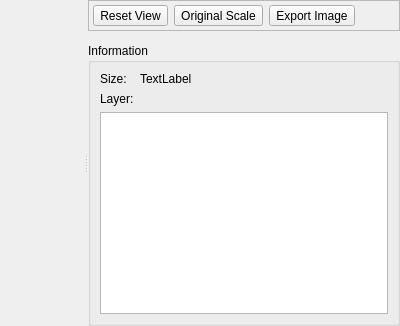
Above: src/tools/diagnostic/ui/EXRWindow.ui from PearCoding/PearRay before the change. Below: the same form after it.
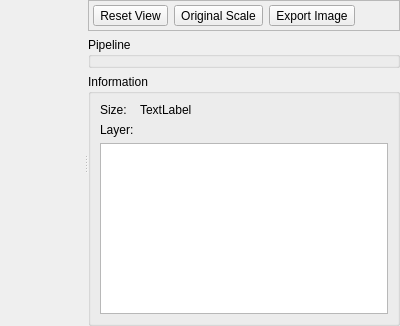
That is the form after the change. Icons and pictures are not drawn. Custom widgets are drawn as their Qt base class.

The edit to the form file:
```diff
--- a/src/tools/diagnostic/ui/EXRWindow.ui
+++ b/src/tools/diagnostic/ui/EXRWindow.ui
@@ -139,6 +139,24 @@
         </widget>
        </item>
        <item>
+        <widget class="QGroupBox" name="groupBox_2">
+         <property name="title">
+          <string>Pipeline</string>
+         </property>
+         <layout class="QVBoxLayout" name="verticalLayout_2">
+          <property name="leftMargin">
+           <number>0</number>
+          </property>
+          <property name="topMargin">
+           <number>0</number>
+          </property>
+          <property name="rightMargin">
+           <number>0</number>
+          </property>
+          <property name="bottomMargin">
+           <number>0</number>
+          </property>
+          <item>
         <widget class="PR::UI::ImagePipelineEditor" name="imagePipelineEditor" native="true">
          <property name="sizePolicy">
           <sizepolicy hsizetype="Minimum" vsizetype="Preferred">
@@ -146,6 +164,9 @@
            <verstretch>0</verstretch>
           </sizepolicy>
          </property>
+           </widget>
+          </item>
+         </layout>
         </widget>
        </item>
        <item>
```
Lines whose indentation alone changed are shown as unchanged.
